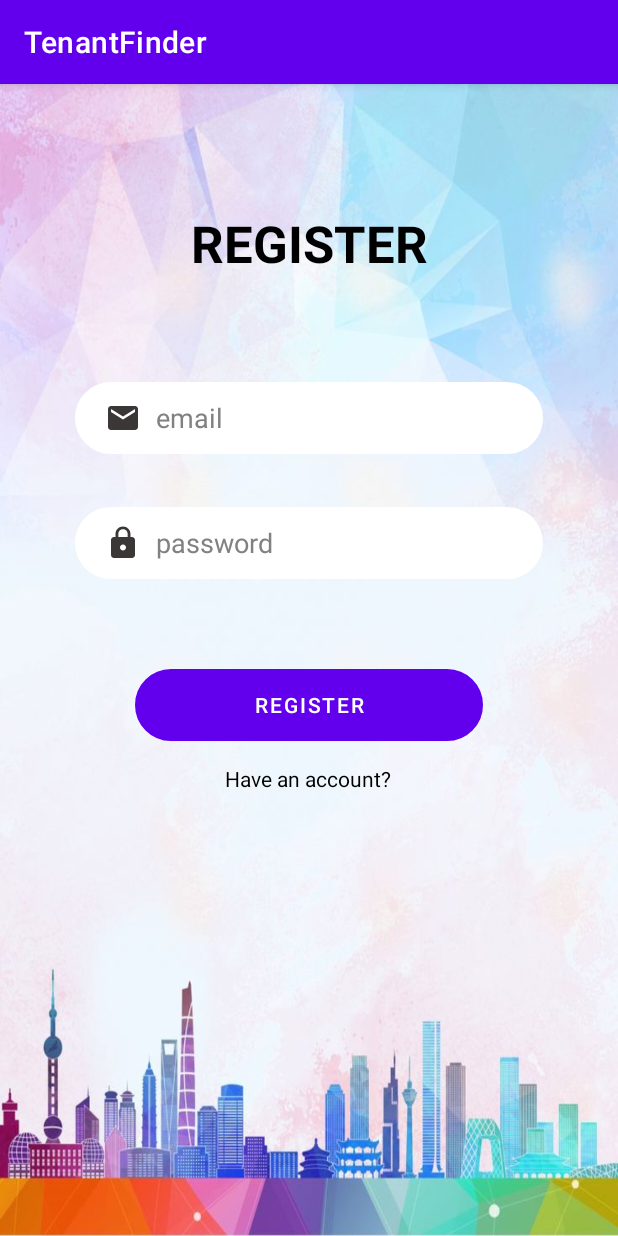
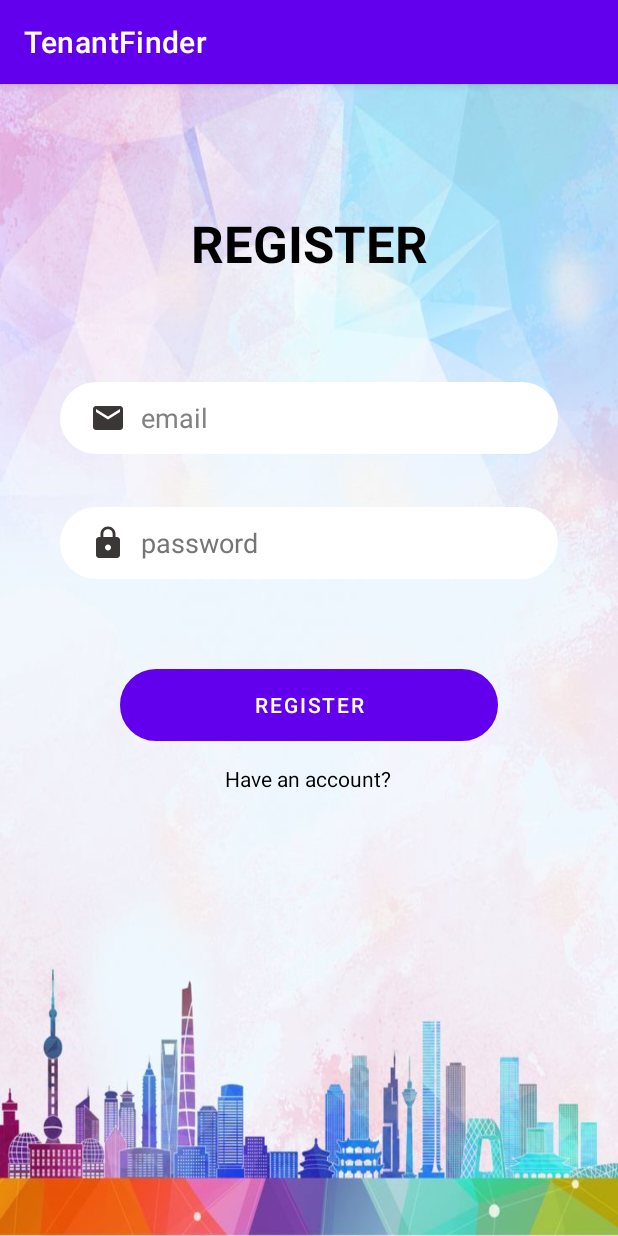
Before and after one commit to subham99kr/Tenant-Finder, an Android app: the Register screen opened directly, with no data from a screen before it, on a phone screen of 412 x 824 dp. Run offline under Robolectric (Android 15) with nearby library versions, the phone set to English and light mode, and no system bars; our stand-ins replace Firebase (no records; nobody signed in at launch, a user with empty details on screens opened directly).

Commit message:
TENANT FINDER

```diff
--- a/app/src/main/res/layout/activity_register.xml
+++ b/app/src/main/res/layout/activity_register.xml
@@ -29,9 +29,9 @@
         android:id="@+id/etRegEmail"
         android:layout_width="0dp"
         android:layout_height="wrap_content"
-        android:layout_marginStart="50dp"
+        android:layout_marginStart="40dp"
         android:layout_marginTop="70dp"
-        android:layout_marginEnd="50dp"
+        android:layout_marginEnd="40dp"
         android:autofillHints=""
         android:background="@drawable/input_bg"
         android:backgroundTint="@color/white"
@@ -60,12 +60,12 @@
         android:drawablePadding="10dp"
         android:ems="10"
         android:hint="@string/password"
-        android:inputType="textPersonName"
+        android:inputType="textPassword"
         android:minHeight="48dp"
         android:paddingStart="20dp"
         android:paddingTop="10dp"
         android:paddingBottom="10dp"
-        android:textColorHint="#818181"
+        android:textColorHint="#757575"
         app:layout_constraintEnd_toEndOf="@+id/etRegEmail"
         app:layout_constraintHorizontal_bias="0.0"
         app:layout_constraintStart_toStartOf="@+id/etRegEmail"
```
Also changed, not shown: app/src/main/res/layout/activity_login_activity.xml (+4 -3 lines).
